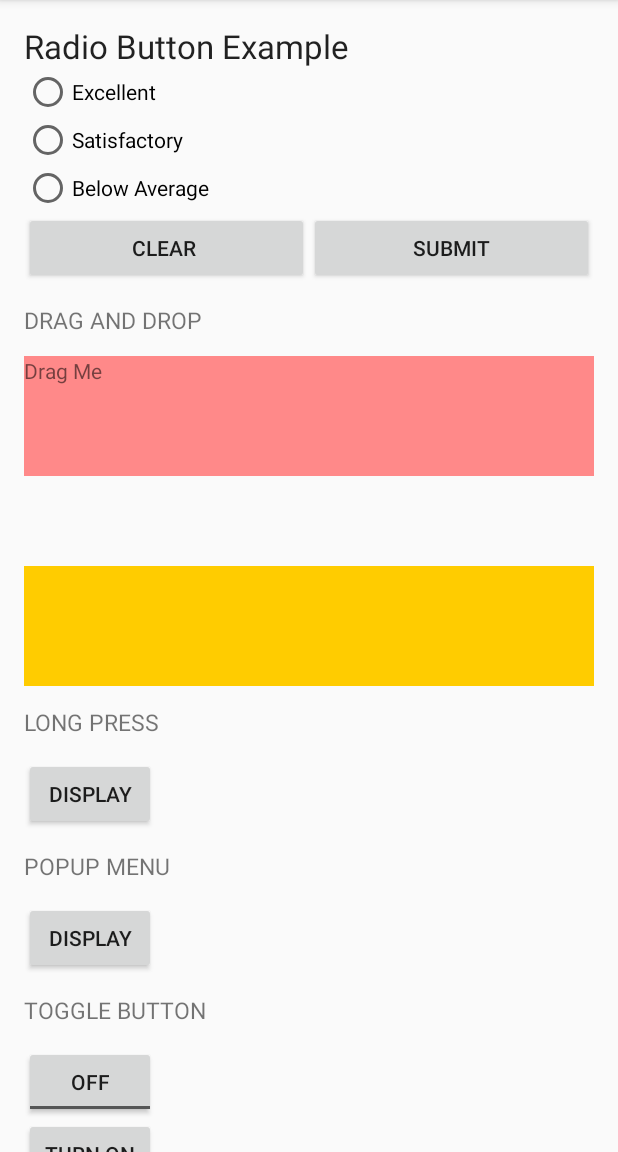
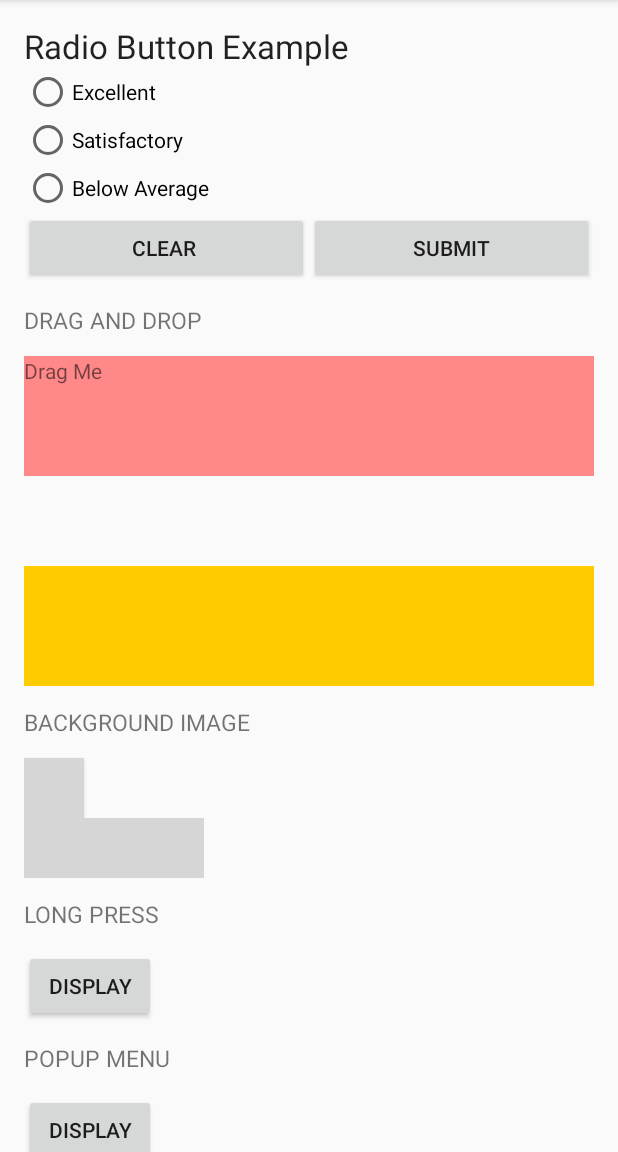
Before and after one commit to lukyth/anything, an Android app: the screen it shows after launch (MainActivity), after a tap on "CLEAR", on a phone screen of 412 x 824 dp, the part 84-1236 px from its top. Run offline under Robolectric (Android 15) with nearby library versions, the phone set to English and light mode, and no system bars; grey boxes are pictures that could not be loaded.

Commit message:
Add image background in xml and programmatically

```diff
--- a/app/src/main/java/com/kanitkorn/android/anything/MainActivity.java
+++ b/app/src/main/java/com/kanitkorn/android/anything/MainActivity.java
@@ -22,6 +22,7 @@ import android.widget.PopupMenu;
 import android.widget.RadioButton;
 import android.widget.RadioGroup;
 import android.widget.Spinner;
+import android.widget.TextView;
 import android.widget.Toast;
 import android.widget.ToggleButton;
 
@@ -65,6 +66,11 @@ public class MainActivity extends AppCompatActivity implements View.OnTouchListe
         findViewById(R.id.textViewDrag).setOnTouchListener(this);
         findViewById(R.id.pinkLayout).setOnDragListener(this);
         findViewById(R.id.yellowLayout).setOnDragListener(this);
+
+        TextView textViewBackgroundImage = (TextView) findViewById(R.id.textViewBackgroundImage);
+        textViewBackgroundImage.setBackgroundResource(R.drawable.text_bg);
+        final float scale =  getBaseContext().getResources().getDisplayMetrics().density;
+        textViewBackgroundImage.setLayoutParams(new LayoutParams((int) (120 * scale + 0.5f), (int) (40 * scale + 0.5f)));
 
         addListenerOnRadioButton();
 
--- a/app/src/main/res/layout/activity_main.xml
+++ b/app/src/main/res/layout/activity_main.xml
@@ -78,7 +78,7 @@
             android:layout_width="match_parent"
             android:layout_height="80dp"
             android:background="#FF8989"
-            android:orientation="vertical" >
+            android:orientation="vertical">
 
             <TextView
                 android:id="@+id/textViewDrag"
@@ -93,8 +93,22 @@
             android:layout_height="80dp"
             android:layout_marginTop="60dp"
             android:background="#FFCC00"
-            android:orientation="vertical" >
-        </LinearLayout>
+            android:orientation="vertical"></LinearLayout>
+
+        <TextView
+            style="@style/HeaderTextStyle"
+            android:text="Background Image" />
+
+        <Button
+            android:layout_width="40dp"
+            android:layout_height="40dp"
+            android:background="@drawable/power_button" />
+
+        <TextView
+            android:id="@+id/textViewBackgroundImage"
+            android:layout_width="wrap_content"
+            android:layout_height="wrap_content"
+            android:text="Background image from java" />
 
         <TextView
             style="@style/HeaderTextStyle"
```
Also changed, not shown: 1 other file.
